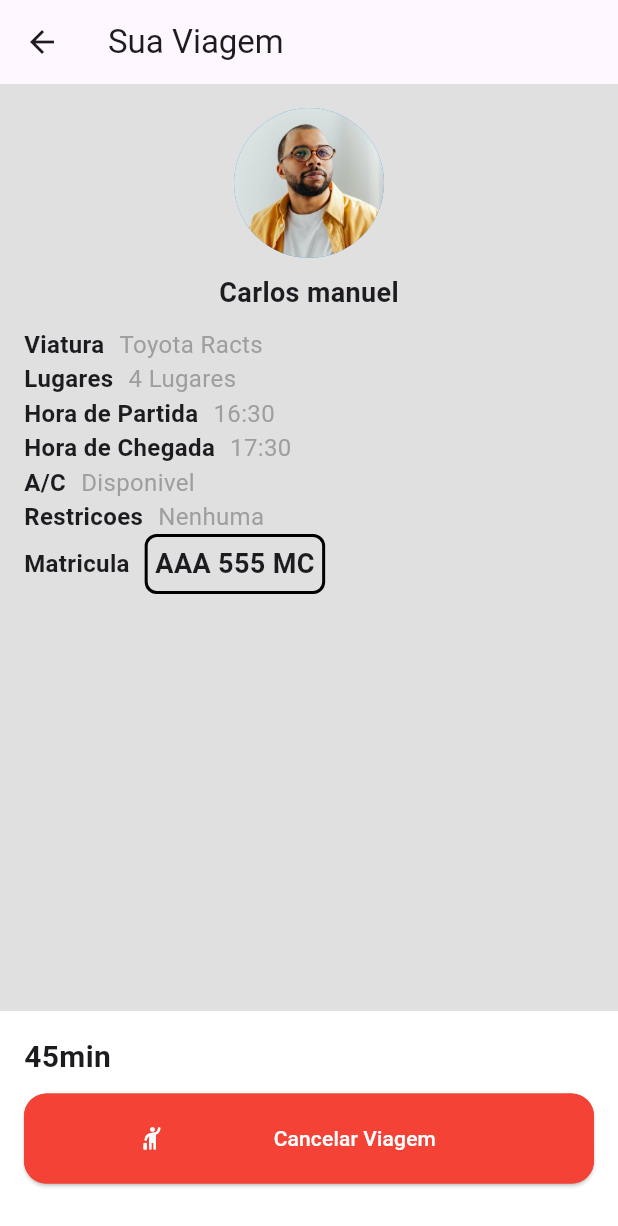
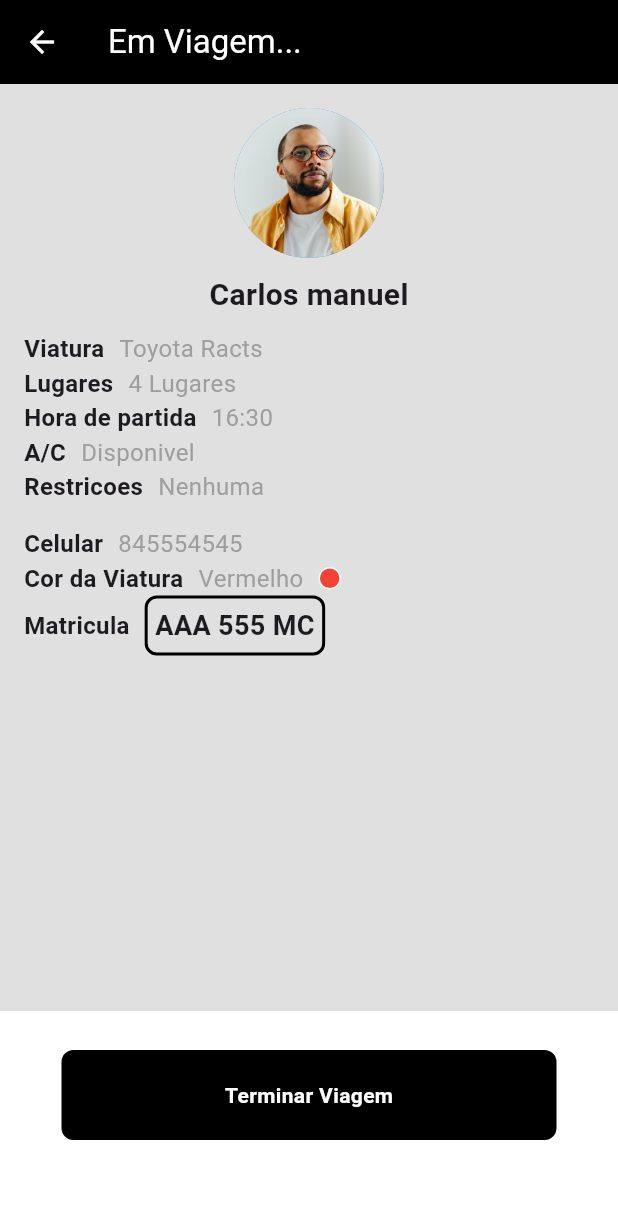
Before and after one commit to NelsonChad/boleia, a Flutter app: the TravelView screen opened directly, on a phone screen of 412 x 824 dp. Shown: the top 1226 px of the screen. Run offline on Flutter 3.47's test engine with Material 3 defaults, Android fonts, the phone set to English and light mode, and no system bars; our stand-ins replace dropdown_button2, firebase_core, flutter_rating_bar; accounts and stored records are empty; statements that could not run were skipped.

Commit message:
redesign passager flow

```diff
--- a/lib/ui/views/passagers/driver_list/drivers_list.dart
+++ b/lib/ui/views/passagers/driver_list/drivers_list.dart
@@ -13,10 +13,11 @@ class _DriversListState extends State<DriversList> {
   Widget build(BuildContext context) {
     return Scaffold(
       appBar: AppBar(
-        title: const Text("Lista de Motoristas"),
+        title: const Text("Motoristas Disponiveis"),
       ),
       body: ListView(
         children: [
+          const SizedBox(height: 20),
           Padding(
             padding: const EdgeInsets.only(left: 10.0, right: 10, bottom: 20),
             child: Container(
@@ -28,19 +29,16 @@ class _DriversListState extends State<DriversList> {
           ),
           Driver(
             car: "Mazda Demio",
-            color: Colors.blue,
             name: "Carlos Manuel",
             status: "Disponivel",
           ),
           Driver(
             car: "Toyota Demio",
-            color: Colors.blue,
             name: "Manuel Alvaro",
             status: "Disponivel",
           ),
           Driver(
             car: "Toyota Vitz",
-            color: Colors.blue,
             name: "Isaias Manuel",
             status: "Disponivel",
           )
--- a/lib/ui/views/passagers/driver_profile/text_item.dart
+++ b/lib/ui/views/passagers/driver_profile/text_item.dart
@@ -12,7 +12,7 @@ class TextItem extends StatelessWidget {
         Text(
           label,
           style: const TextStyle(
-              color: Colors.grey, fontSize: 16, fontWeight: FontWeight.bold),
+              color: Colors.black, fontSize: 16, fontWeight: FontWeight.bold),
         ),
         const SizedBox(width: 10),
         Text(
--- a/lib/ui/views/passagers/travel/travel.dart
+++ b/lib/ui/views/passagers/travel/travel.dart
@@ -1,7 +1,8 @@
+import 'package:boleia_app/ui/views/components/finish_action_sheet_widget.dart';
 import 'package:boleia_app/ui/views/halpers/functions.dart';
 import 'package:boleia_app/ui/views/passagers/driver_profile/car_registration.dart';
 import 'package:boleia_app/ui/views/passagers/travel/text_item.dart';
-import 'package:boleia_app/ui/widgets/button.dart';
+import 'package:boleia_app/ui/widgets/button2.dart';
 import 'package:flutter/material.dart';
 
 class TravelView extends StatefulWidget {
@@ -15,7 +16,21 @@ class _TravelViewState extends State<TravelView> {
   @override
   Widget build(BuildContext context) {
     return Scaffold(
-      appBar: AppBar(title: Text("Sua Viagem")),
+      appBar: AppBar(
+        title: Text(
+          "Em Viagem...",
+          style: TextStyle(color: Colors.white),
+        ),
+        backgroundColor: Colors.black,
+        leading: GestureDetector(
+            onTap: () {
+              Navigator.of(context).pop();
+            },
+            child: Icon(
+              Icons.arrow_back,
+              color: Colors.white,
+            )),
+      ),
       body: Stack(children: [
         Container(
           padding: EdgeInsets.all(16),
@@ -34,16 +49,44 @@ class _TravelViewState extends State<TravelView> {
             Center(
               child: Text(
                 "Carlos manuel",
-                style: TextStyle(fontSize: 18, fontWeight: FontWeight.bold),
+                style: TextStyle(fontSize: 20, fontWeight: FontWeight.bold),
               ),
             ),
             SizedBox(height: 10),
             TextItem(label: "Viatura", value: "Toyota Racts"),
             TextItem(label: "Lugares", value: "4 Lugares"),
-            TextItem(label: "Hora de Partida", value: "16:30"),
-            TextItem(label: "Hora de Chegada", value: "17:30"),
+            TextItem(label: "Hora de partida", value: "16:30"),
             TextItem(label: "A/C", value: "Disponivel"),
             TextItem(label: "Restricoes", value: "Nenhuma"),
+            const SizedBox(height: 15),
+            TextItem(label: "Celular", value: "845554545"),
+            Row(
+              children: [
+                Text(
+                  "Cor da Viatura",
+                  style: const TextStyle(
+                      fontSize: 16, fontWeight: FontWeight.bold),
+                ),
+                SizedBox(width: 10),
+                Text(
+                  "Vermelho",
+                  style: const TextStyle(
+                    color: Colors.grey,
+                    fontSize: 16,
+                  ),
+                ),
+                SizedBox(width: 10),
+                Container(
+                  width: 15,
+                  height: 15,
+                  decoration: BoxDecoration(
+                      color: Colors.red,
+                      border: Border.all(color: Colors.white),
+                      borderRadius:
+                          const BorderRadius.all(Radius.circular(20))),
+                )
+              ],
+            ),
             Row(
               children: [
                 Text("Matricula",
@@ -65,38 +108,22 @@ class _TravelViewState extends State<TravelView> {
               height: 150,
               child: Column(
                 children: [
-                  Row(
-                    children: [
-                      Text(
-                        "45min",
-                        style: TextStyle(
-                            fontSize: 20, fontWeight: FontWeight.bold),
-                      ),
-                    ],
-                  ),
                   SizedBox(height: 10),
                   SizedBox(
-                    height: 60,
-                    child: AppButton(
-                      borderColor: Colors.red,
-                      color: Colors.red,
-                      fcolor: Colors.white,
-                      icon: Icons.hail_rounded,
-                      hasIcon: true,
-                      label: "Cancelar Viagem        ",
-                      height: 30.0,
-                      width: double.infinity,
-                      onPressed: () {
-                        Navigator.of(context).pop();
-                        showSnackBar(
-                          context,
-                          "Viagem Cancelada",
-                          Icons.close,
-                          Colors.red,
-                        );
-                      },
-                    ),
-                  ),
+                      height: 60,
+                      child: AppButton2(
+                        onTap: () {
+                          //Navigator.of(context).pop();
+                          showSnackBar(
+                            context,
+                            "Viagem Terminada",
+                            Icons.check,
+                            Colors.green,
+                          );
+                          showFinishActionSheetModal(context);
+                        },
+                        text: "Terminar Viagem",
+                      )),
                 ],
               ),
             ))
--- /dev/null
+++ b/lib/ui/widgets/button2.dart
@@ -0,0 +1,32 @@
+import 'package:flutter/material.dart';
+
+class AppButton2 extends StatelessWidget {
+  final Function()? onTap;
+  final String text;
+
+  const AppButton2({super.key, required this.onTap, required this.text});
+
+  @override
+  Widget build(BuildContext context) {
+    return GestureDetector(
+      onTap: onTap,
+      child: Container(
+          padding: const EdgeInsets.all(18),
+          margin: const EdgeInsets.symmetric(horizontal: 25),
+          decoration: BoxDecoration(
+            color: Colors.black,
+            borderRadius: BorderRadius.circular(8),
+          ),
+          child: Center(
+            child: Text(
+              text,
+              style: const TextStyle(
+                color: Colors.white,
+                fontSize: 14,
+                fontWeight: FontWeight.bold,
+              ),
+            ),
+          )),
+    );
+  }
+}
```
Also changed, not shown: lib/ui/views/components/action_sheet_widget.dart (added, +89 -0 lines), lib/ui/views/components/finish_action_sheet_widget.dart (added, +98 -0 lines), lib/ui/views/components/modal_header.dart (added, +27 -0 lines), lib/ui/views/halpers/functions.dart (+28 -0 lines), lib/ui/views/passagers/driver_list/driver.dart (+9 -15 lines), lib/ui/views/passagers/driver_profile/driver_profile.dart (+17 -59 lines), lib/ui/views/passagers/home/home_page.dart (+61 -80 lines), lib/ui/views/passagers/home/menu_card.dart (added, +57 -0 lines).
